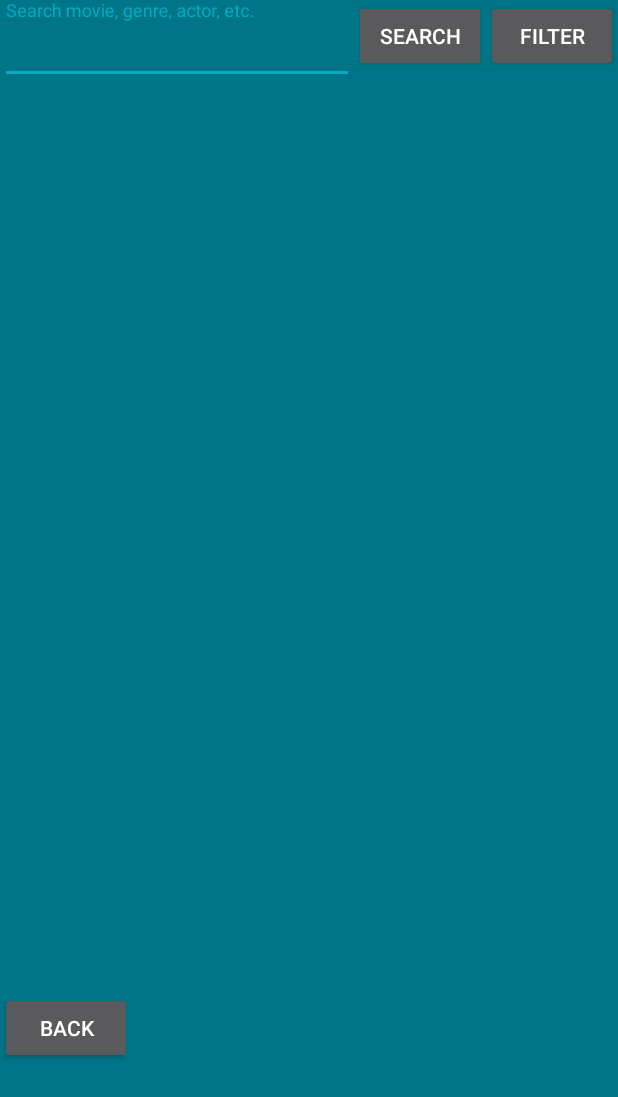
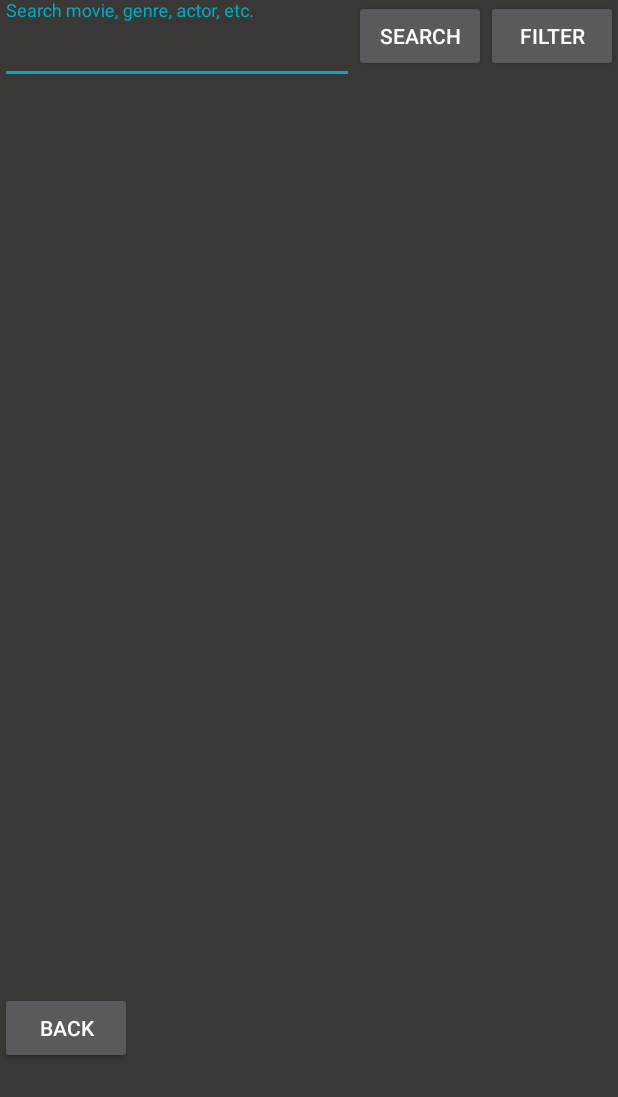
Before and after one commit to compcold/WhatMovieToday, an Android app: the Search screen opened directly, with no data from a screen before it, on a phone screen of 412 x 824 dp. Shown: the top 1097 px of the screen. Run offline under Robolectric (Android 15) with nearby library versions, the phone set to English and light mode, and no system bars; our stand-ins replace Volley.

Commit message:
mlogin stuff

```diff
--- /dev/null
+++ b/app/src/main/java/com/example/whatmovietoday/Explore.java
@@ -0,0 +1,6 @@
+package com.example.whatmovietoday;
+
+import android.app.Activity;
+
+public class Explore extends Activity {
+}
--- /dev/null
+++ b/app/src/main/java/com/example/whatmovietoday/Favorite.java
@@ -0,0 +1,6 @@
+package com.example.whatmovietoday;
+
+import android.app.Activity;
+
+public class Favorite extends Activity {
+}
--- /dev/null
+++ b/app/src/main/java/com/example/whatmovietoday/Random.java
@@ -0,0 +1,6 @@
+package com.example.whatmovietoday;
+
+import android.app.Activity;
+
+public class Random extends Activity {
+}
--- /dev/null
+++ b/app/src/main/res/layout/activity_favorite.xml
@@ -0,0 +1,6 @@
+<?xml version="1.0" encoding="utf-8"?>
+<LinearLayout xmlns:android="http://schemas.android.com/apk/res/android"
+    android:orientation="vertical" android:layout_width="match_parent"
+    android:layout_height="match_parent">
+
+</LinearLayout>
--- /dev/null
+++ b/app/src/main/res/layout/activity_random.xml
@@ -0,0 +1,6 @@
+<?xml version="1.0" encoding="utf-8"?>
+<LinearLayout xmlns:android="http://schemas.android.com/apk/res/android"
+    android:orientation="vertical" android:layout_width="match_parent"
+    android:layout_height="match_parent">
+
+</LinearLayout>
--- a/app/src/main/res/layout/activity_search.xml
+++ b/app/src/main/res/layout/activity_search.xml
@@ -2,18 +2,19 @@
     android:layout_width="match_parent"
     android:layout_height="match_parent"
 
-    android:background="@color/colorPrimary"
-    android:rowCount="3" android:columnCount="5" >
+    android:background="#3A3737"
+    android:columnCount="5"
+    android:rowCount="3">
 
     <com.google.android.material.textfield.TextInputLayout
         android:id="@+id/input"
+        android:layout_width="wrap_content"
         android:layout_height="wrap_content"
-        android:layout_width="wrap_content"
         android:layout_row="0"
+        android:layout_rowWeight="0"
         android:layout_column="0"
-        android:layout_rowWeight="0"
+        android:layout_columnSpan="3"
         android:layout_columnWeight="1"
-        android:layout_columnSpan="3"
         android:layout_gravity="fill"
         android:textAlignment="center"
         android:textColor="@color/colorPrimary">
@@ -33,6 +34,7 @@
         android:layout_row="0"
         android:layout_column="4"
         android:text="Filter" />
+
     <Button
         android:id="@+id/search"
         android:layout_width="wrap_content"
@@ -49,8 +51,8 @@
         android:layout_column="0"
         android:layout_columnSpan="5"
         android:layout_columnWeight="0"
-        android:layout_gravity="fill"
-        />
+        android:layout_gravity="fill" />
+
     <Button
         android:id="@+id/back"
         android:layout_width="wrap_content"
```
Also changed, not shown: app/src/main/java/com/example/whatmovietoday/MainActivity.java (+9 -0 lines), app/src/main/res/layout/activity_explore.xml (added, +9 -0 lines).
